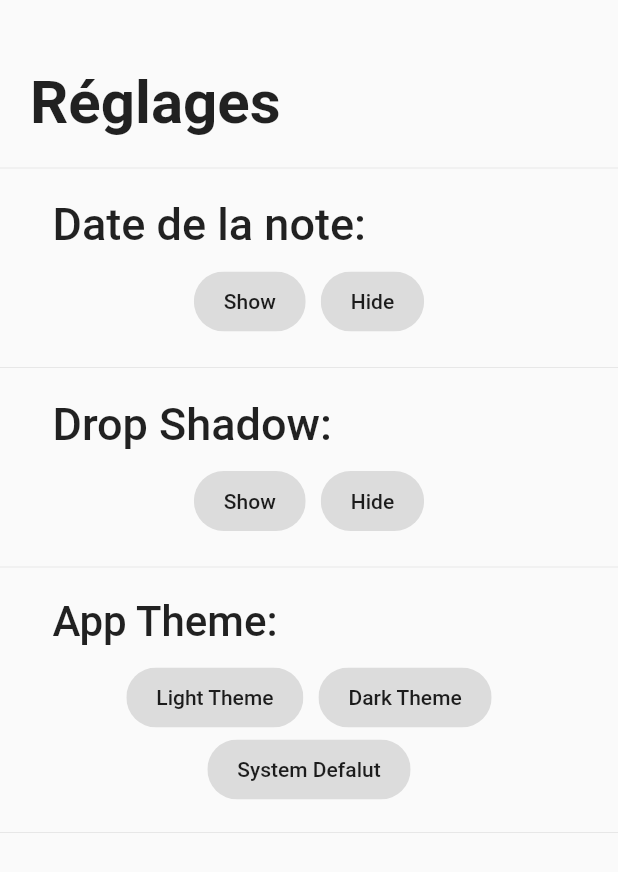
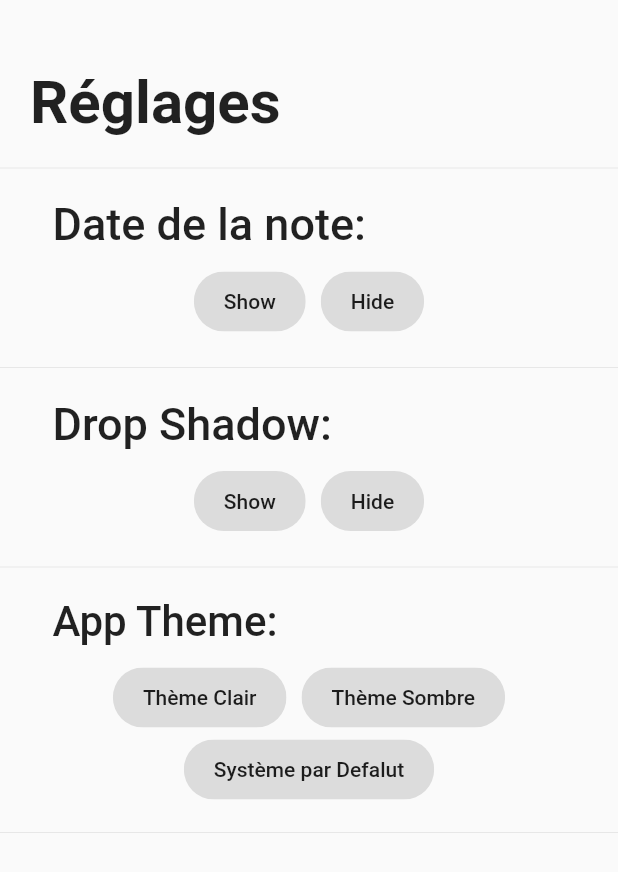
Before and after one commit to Amath2605/tonnote, a Flutter app: the SettingsPage screen opened directly, on a phone screen of 412 x 824 dp. Shown: the top 872 px of the screen. Run offline on Flutter 3.47's test engine with Material 2 defaults, Android fonts, the phone set to English and light mode, and no system bars; our stand-ins replace adaptive_theme, shared_preferences, sqflite; accounts and stored records are empty.

```diff
--- a/lib/Screens/SideBar/Settings.dart
+++ b/lib/Screens/SideBar/Settings.dart
@@ -145,7 +145,7 @@ class _SettingsPageState extends State<SettingsPage> {
                   },
                   label: const Padding(
                     padding: EdgeInsets.all(8.0),
-                    child: Text("Light Theme"),
+                    child: Text("Thème Clair"),
                   ),
                 ),
               ),
@@ -161,7 +161,7 @@ class _SettingsPageState extends State<SettingsPage> {
                 },
                 label: const Padding(
                   padding: EdgeInsets.all(8.0),
-                  child: Text("Dark Theme"),
+                  child: Text("Thème Sombre"),
                 ),
               ),
             ],
@@ -178,7 +178,7 @@ class _SettingsPageState extends State<SettingsPage> {
             },
             label: const Padding(
               padding: EdgeInsets.all(8.0),
-              child: Text("System Defalut"),
+              child: Text("Système par Defalut"),
             ),
           ),
           const SizedBox(
```
